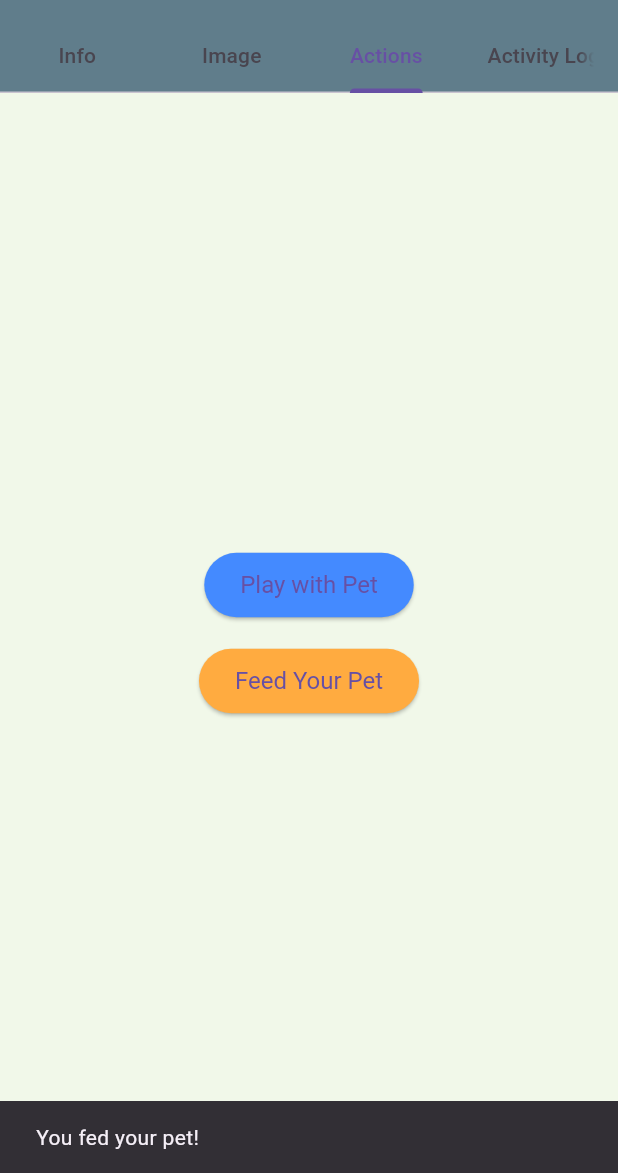
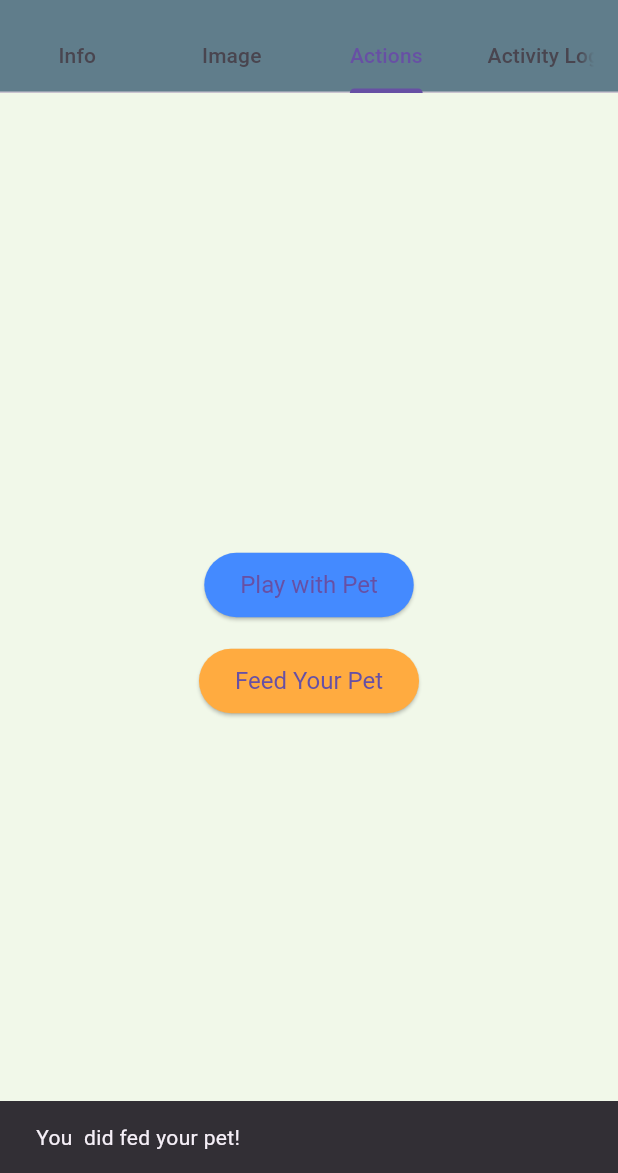
Before and after one commit to charan4112/digital_pet_app, a Flutter app: the screen it shows after launch, tab 3 chosen, after a tap on "Feed Your Pet", on a phone screen of 412 x 824 dp, the part 63-1236 px from its top. Run offline on Flutter 3.47's test engine with Material 3 defaults, Android fonts, the phone set to English and light mode, and no system bars; network calls fail.

Commit message:
Update main.dart

```diff
--- a/lib/main.dart
+++ b/lib/main.dart
@@ -70,7 +70,7 @@ class _PetTabsScreenState extends State<PetTabsScreen>
       happinessLevel = (happinessLevel + 5).clamp(0, 100);
     });
     ScaffoldMessenger.of(context).showSnackBar(
-      SnackBar(content: Text('You fed your pet!')),
+      SnackBar(content: Text('You  did fed your pet!')),
     );
   }
 
```
